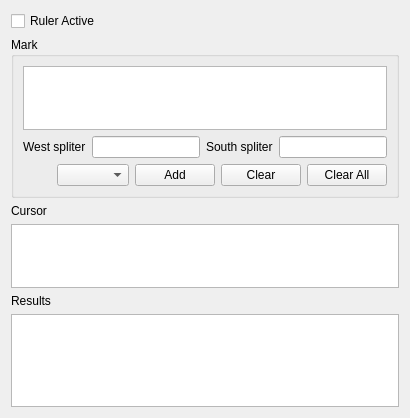
tgut/mercator.qtviewer, file qtvplugin_grid/qtvplugin_grid.ui: the form before one commit.
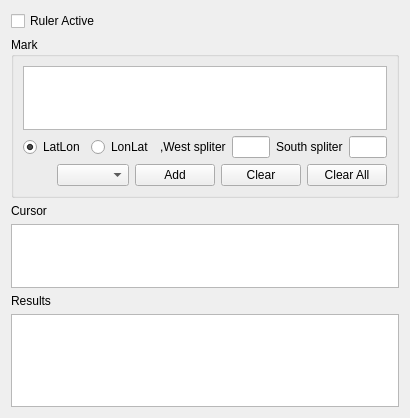
The form after the commit. Icons and pictures are not drawn.

Diff of the .ui file:
```diff
--- a/qtvplugin_grid/qtvplugin_grid.ui
+++ b/qtvplugin_grid/qtvplugin_grid.ui
@@ -64,10 +64,27 @@
       </item>
       <item>
        <layout class="QHBoxLayout" name="horizontalLayout_3">
+        <item>
+         <widget class="QRadioButton" name="radioButton_latfirst">
+          <property name="text">
+           <string>LatLon</string>
+          </property>
+          <property name="checked">
+           <bool>true</bool>
+          </property>
+         </widget>
+        </item>
+        <item>
+         <widget class="QRadioButton" name="radioButton_lonfirst">
+          <property name="text">
+           <string>LonLat</string>
+          </property>
+         </widget>
+        </item>
         <item>
          <widget class="QLabel" name="label_2">
           <property name="text">
-           <string>West spliter</string>
+           <string>,West spliter</string>
           </property>
          </widget>
         </item>
```
